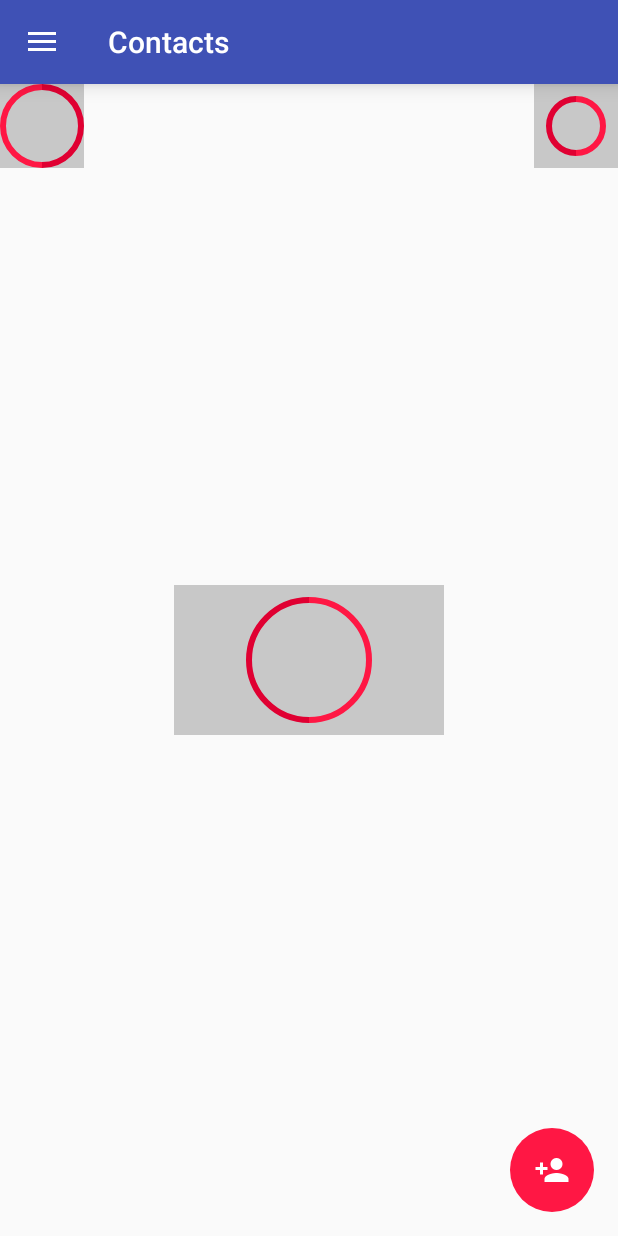
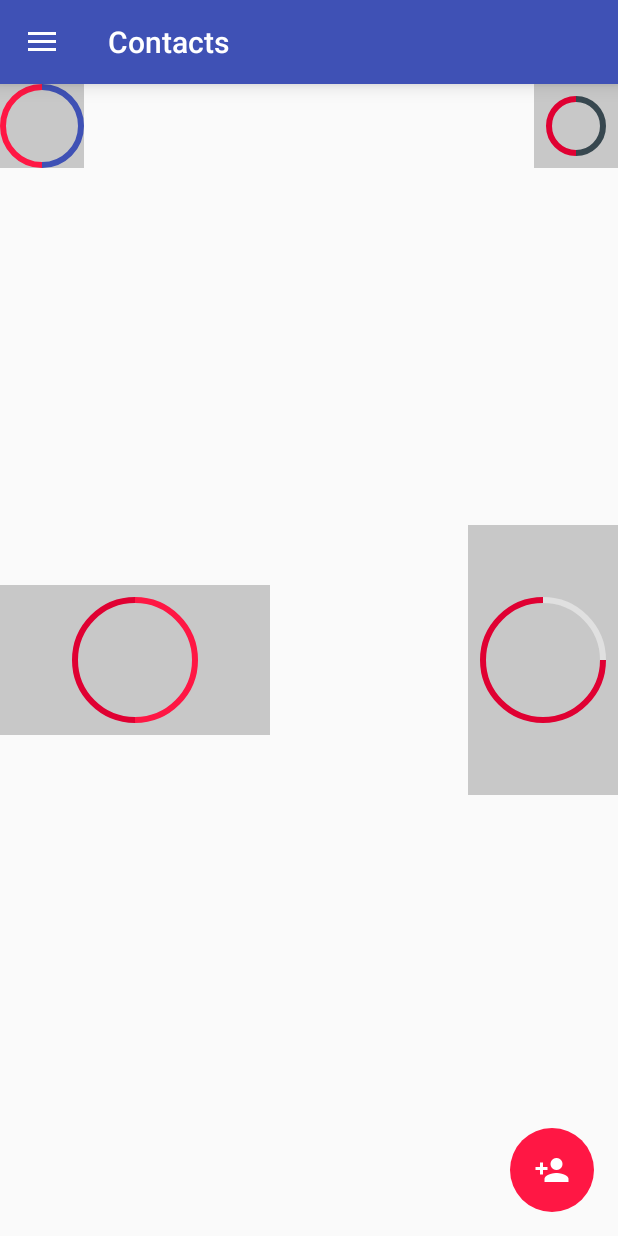
Before and after one commit to DancoAndroidAppDev/H254danco, an Android app: the fragment FloatingActionFragment placed in its activity, on a phone screen of 412 x 824 dp. Run offline under Robolectric (Android 15) with nearby library versions, the phone set to English and light mode, and no system bars.

Commit message:
implement second bonus

```diff
--- a/app/src/main/java/com/example/danco/homework4/h254danco/view/CustomComponent.java
+++ b/app/src/main/java/com/example/danco/homework4/h254danco/view/CustomComponent.java
@@ -7,6 +7,7 @@ import android.graphics.Paint;
 import android.graphics.RectF;
 import android.support.v4.view.ViewCompat;
 import android.util.AttributeSet;
+import android.util.Log;
 import android.view.View;
 import android.widget.ImageView;
 
@@ -16,11 +17,12 @@ import com.example.danco.homework4.h254danco.R;
  * Created by costd035 on 1/31/15.
  */
 public class CustomComponent extends ImageView {
+    private static final String TAG = CustomComponent.class.getSimpleName();
 
     private int leftColor;
     private int rightColor;
     private int paintSize;
-    private int rightColorPercentage;
+    private int rightColorPercentage = 50;
     private int arcSweepSize;
     private String scaleType;
 
@@ -67,8 +69,11 @@ public class CustomComponent extends ImageView {
                 paintSize);
 
         rightColorPercentage = a.getInt(R.styleable.CustomAttributes_rightColorPercentage, 50);
-        arcSweepSize = (rightColorPercentage / 100) * 360;
+        arcSweepSize = convertToDegrees(rightColorPercentage);
+
         scaleType = a.getString(R.styleable.CustomAttributes_android_scaleType);
+
+        Log.v(TAG, "arcSweepDegrees=" + arcSweepSize);
 
         a.recycle();
 
@@ -81,6 +86,12 @@ public class CustomComponent extends ImageView {
         // Update TextPaint and text measurements from attributes
         invalidatePaintAndMeasurements();
     }
+
+
+    private int convertToDegrees(double arcSweepSize) {
+        return (int) (360 * (arcSweepSize / 100));
+    }
+
 
     private void invalidatePaintAndMeasurements() {
         paint.setStrokeWidth(paintSize);
@@ -121,10 +132,13 @@ public class CustomComponent extends ImageView {
     protected void onDraw(Canvas canvas) {
         super.onDraw(canvas);
 
+        canvas.save();
+        canvas.rotate(-90, centerWidth, centerHeight);
         paint.setColor(rightColor);
-        canvas.drawArc(oval, 270, 180, false, paint);
+        canvas.drawArc(oval, 0, arcSweepSize, false, paint);
         paint.setColor(leftColor);
-        canvas.drawArc(oval, 90, 180, false, paint);
+        canvas.drawArc(oval, arcSweepSize, 360 - arcSweepSize, false, paint);
+        canvas.restore();
     }
 
     /**
--- a/app/src/main/res/layout/fragment_floating_action.xml
+++ b/app/src/main/res/layout/fragment_floating_action.xml
@@ -12,7 +12,7 @@
         android:background="#33000000"
         android:layout_gravity="top|start"
         app:leftColor="@color/red_A400"
-        app:rightColor="@color/red_A700"
+        app:rightColor="@color/indigo_500"
         android:padding="0dp"
         app:paintSize="4dp"
         />
@@ -23,7 +23,7 @@
         android:background="#33000000"
         android:layout_gravity="top|end"
         app:leftColor="@color/red_A700"
-        app:rightColor="@color/red_A400"
+        app:rightColor="@color/material_blue_grey_800"
         android:padding="8dp"
         app:paintSize="4dp"
         />
@@ -32,9 +32,23 @@
         android:layout_width="180dp"
         android:layout_height="100dp"
         android:background="#33000000"
-        android:layout_gravity="center_vertical|center_horizontal"
+        android:layout_gravity="center_vertical|left"
         app:leftColor="@color/red_A700"
         app:rightColor="@color/red_A400"
+        app:rightColorPercentage="50"
+        android:scaleType="centerInside"
+        android:padding="8dp"
+        app:paintSize="4dp"
+        />
+
+    <com.example.danco.homework4.h254danco.view.CustomComponent
+        android:layout_width="100dp"
+        android:layout_height="180dp"
+        android:background="#33000000"
+        android:layout_gravity="center_vertical|right"
+        app:leftColor="@color/red_A700"
+        app:rightColor="@color/grey_300"
+        app:rightColorPercentage="25"
         android:scaleType="centerInside"
         android:padding="8dp"
         app:paintSize="4dp"
```
